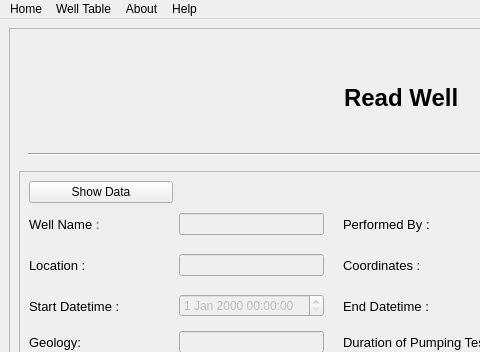
Above: read_well.ui from dhairyashil-G/CGWB-Desktop-App before the change; both pictures show x 0 to 480 and y 0 to 352 of the 818 by 572 pixel window. Below: the same form after it.
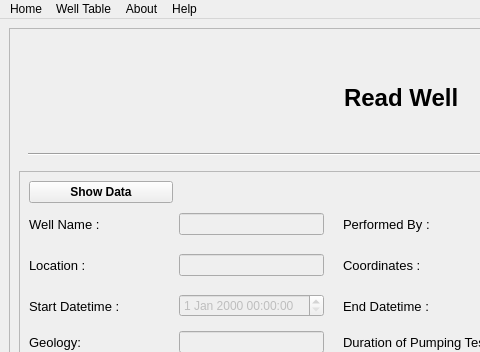
That is the form after the change. Icons and pictures are not drawn.

```diff
--- a/read_well.ui
+++ b/read_well.ui
@@ -546,6 +546,12 @@
            </item>
            <item row="0" column="0">
             <widget class="QPushButton" name="refill_button">
+             <property name="font">
+              <font>
+               <weight>75</weight>
+               <bold>true</bold>
+              </font>
+             </property>
              <property name="text">
               <string>Show Data</string>
              </property>
```
